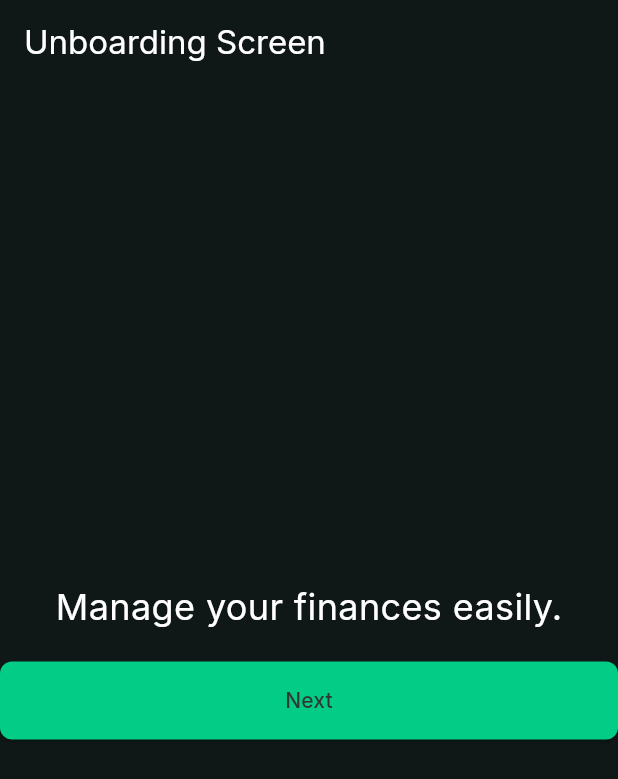
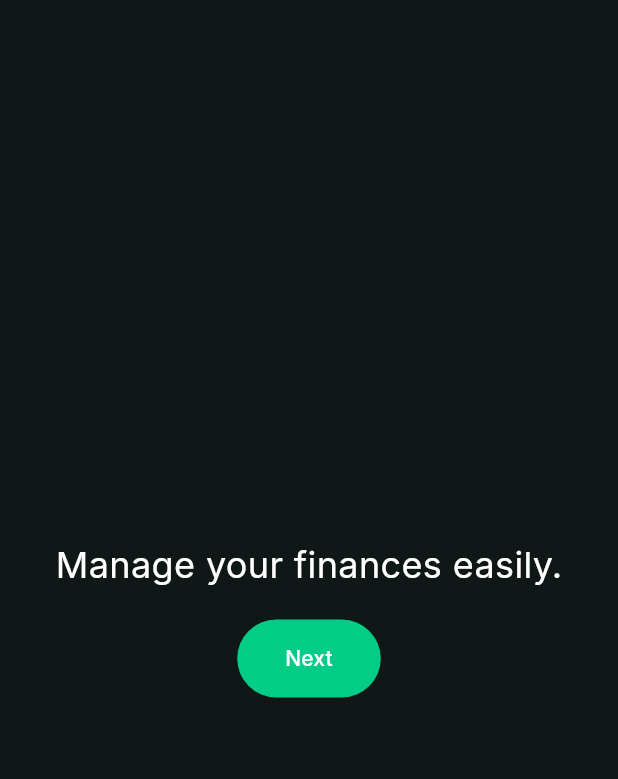
Before and after one commit to Mandeep-Thapa/Udharo, a Flutter app: the screen it shows after launch, swiped to page 2, on a phone screen of 412 x 824 dp. Shown: the top 779 px of the screen. Run offline on Flutter 3.47's test engine with Material 3 defaults, Android fonts, the phone set to English and light mode, and no system bars; our stand-ins replace bloc, cached_network_image, dio, equatable, flutter_bloc, flutter_cache_manager and 3 more; missing offline and left inert: khalti_flutter.

Commit message:
Changes to onboarding screen and the reset password feature which will now generate an OTP

```diff
--- a/client/lib/unboarding_screen.dart
+++ b/client/lib/unboarding_screen.dart
@@ -17,10 +17,6 @@ class _UnboardingScreenState extends State<UnboardingScreen> {
   @override
   Widget build(BuildContext context) {
     return Scaffold(
-      appBar: AppBar(
-        backgroundColor: ThemeClass().backgroundColor,
-        title: const Text('Unboarding Screen'),
-      ),
       body: PageView(
         controller: _pageController,
         onPageChanged: (int page) {
@@ -91,12 +87,21 @@ class OnboardingPage extends StatelessWidget {
         children: [
           Text(
             text,
-            style: TextStyle(fontSize: 24, color: Colors.white),
+            style: const TextStyle(fontSize: 24, color: Colors.white),
           ),
-          SizedBox(height: 20),
-          ElevatedButton(
+          const SizedBox(height: 20),
+          TextButton(
             onPressed: onPressed,
             child: Text(buttonText),
+            style: TextButton.styleFrom(
+              foregroundColor: Colors.white,
+              backgroundColor: ThemeClass().secondaryColor,
+              padding:
+                  const EdgeInsets.symmetric(horizontal: 32.0, vertical: 16.0),
+              shape: RoundedRectangleBorder(
+                borderRadius: BorderRadius.circular(30.0),
+              ),
+            ),
           ),
         ],
       ),
```
Also changed, not shown: client/lib/view/screens/sign_in_screen.dart (+4 -4 lines), 1 other file.
